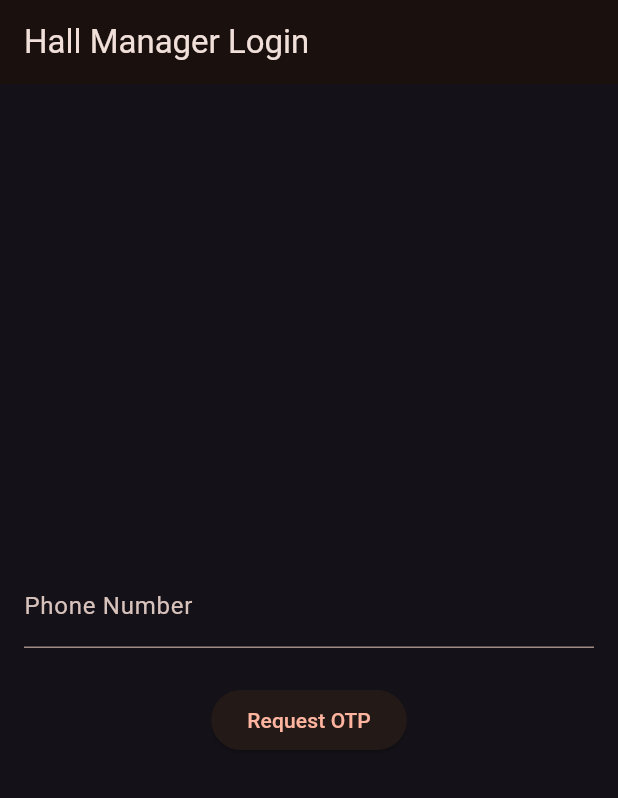
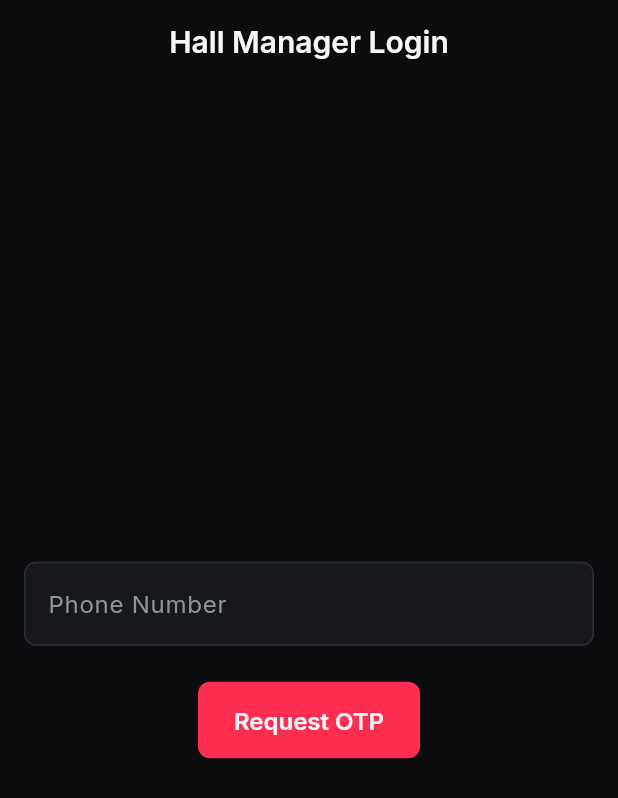
Before and after one commit to mmjsmohit/cinebook, a Flutter app: the screen it shows after launch, on a phone screen of 412 x 824 dp. Shown: the top 798 px of the screen. Run offline on Flutter 3.47's test engine with Material 3 defaults, Android fonts, the phone set to English and light mode, and no system bars; our stand-ins replace dio, flutter_bloc, flutter_secure_storage, google_fonts; missing offline and left inert: ag_ui, flutter_gen_ai_chat_ui.

Commit message:
feat(apps): wire CinemaTheme.darkTheme into both Flutter apps

```diff
--- a/cinebook_core/pubspec.yaml
+++ b/cinebook_core/pubspec.yaml
@@ -13,7 +13,7 @@ dependencies:
     sdk: flutter
   flutter_bloc: ^9.1.1
   flutter_secure_storage: ^10.3.1
-  google_fonts: ^6.2.0
+  google_fonts: ^8.1.0
 
 dev_dependencies:
   flutter_test:
--- a/cinebook_hall_app/lib/main.dart
+++ b/cinebook_hall_app/lib/main.dart
@@ -28,12 +28,7 @@ class CinebookHallApp extends StatelessWidget {
   Widget build(BuildContext context) {
     return MaterialApp(
       title: 'CineBook Hall Manager',
-      theme: ThemeData.dark(useMaterial3: true).copyWith(
-        colorScheme: ColorScheme.fromSeed(
-          seedColor: Colors.deepOrange,
-          brightness: Brightness.dark,
-        ),
-      ),
+      theme: CinemaTheme.darkTheme,
       home: BlocBuilder<AuthBloc, AuthState>(
         builder: (context, state) {
           if (state is AuthInitial) {
```
Also changed, not shown: cinebook_user_app/lib/main.dart (+1 -6 lines).
